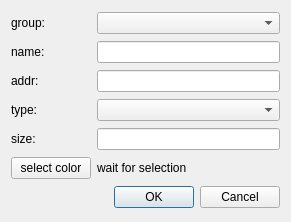
This is Src/QtOverride/groupitemadddialog.ui in SuperLiaohy/MemRW as Qt 5 draws it before an edit. The edited form follows.
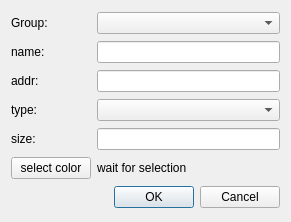
This is the edited form.

Patch:
```diff
--- a/Src/QtOverride/groupitemadddialog.ui
+++ b/Src/QtOverride/groupitemadddialog.ui
@@ -17,7 +17,7 @@
    <item row="0" column="0">
     <widget class="QLabel" name="groupLabel">
      <property name="text">
-      <string>group:</string>
+      <string>Group:</string>
      </property>
     </widget>
    </item>
```
